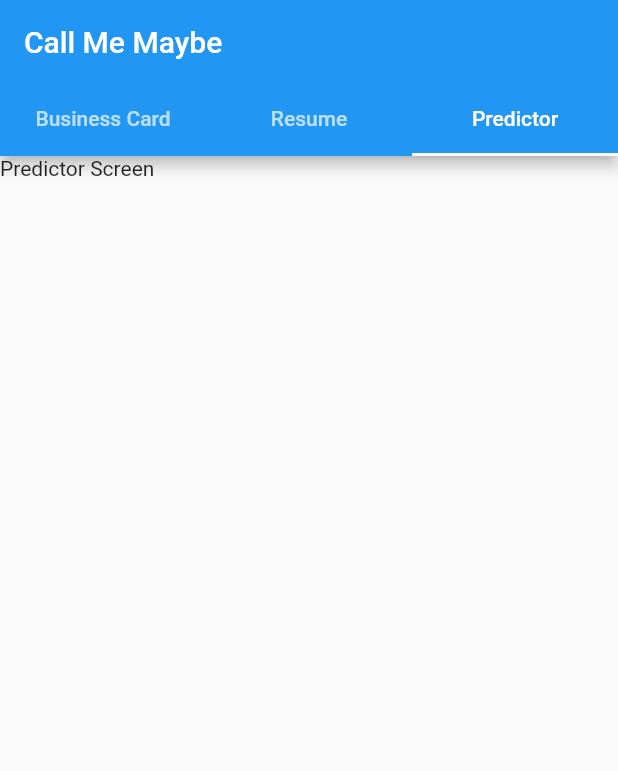
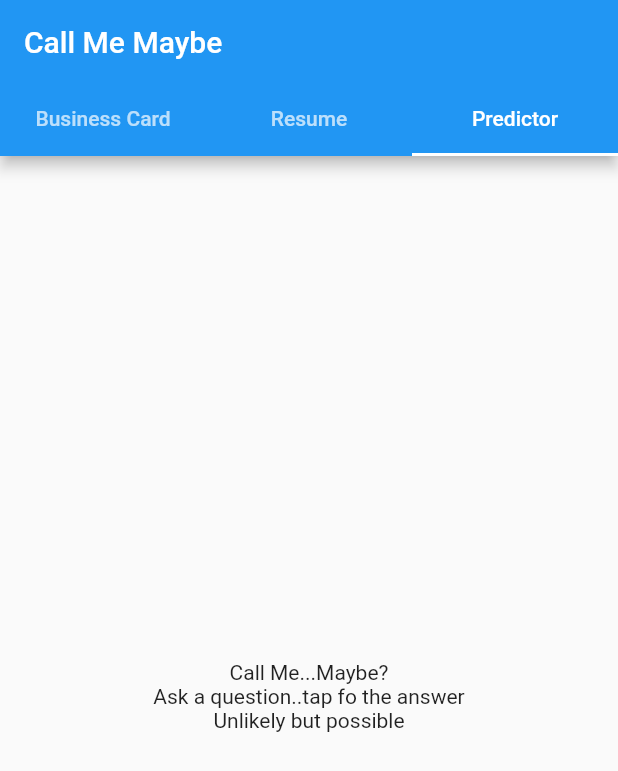
Before and after one commit to Schow94/Call-Me-Maybe, a Flutter app: the screen it shows after launch, tab 3 chosen, on a phone screen of 412 x 824 dp. Shown: the top 771 px of the screen. Run offline on Flutter 3.47's test engine with Material 2 defaults, Android fonts, the phone set to English and light mode, and no system bars.

Commit message:
Work on predictor screen

```diff
--- a/lib/screens/predictor_screen.dart
+++ b/lib/screens/predictor_screen.dart
@@ -1,12 +1,49 @@
 import 'package:flutter/material.dart';
+import 'dart:math';
 
-class Predictor extends StatelessWidget {
+class Predictor extends StatefulWidget {
   const Predictor({Key? key}) : super(key: key);
 
   @override
+  State<Predictor> createState() => _PredictorState();
+}
+
+class _PredictorState extends State<Predictor> {
+  var rand = Random().nextInt(4);
+
+  final textOptions = [
+    'Unlikely but possible',
+    "There's a chance",
+    "Umm I guess we'll have to wait and see",
+    "Only time will tell",
+    "I'm confident they will",
+    "Absolutely, 100%",
+    "I feel like they should, but don't take my word for it",
+    "If you believe it, it will happen"
+  ];
+
+  @override
   Widget build(BuildContext context) {
-    return Container(
-      child: const Text('Predictor Screen'),
+    String text = textOptions[rand];
+
+    return Column(
+      mainAxisAlignment: MainAxisAlignment.center,
+      children: [
+        Text('Call Me...Maybe?'),
+        GestureDetector(
+          onTap: clickBtn,
+          child: Text('Ask a question..tap fo the answer'),
+        ),
+        Text(text),
+      ],
     );
   }
+
+  void clickBtn() {
+    setState(() {
+      rand = Random().nextInt(textOptions.length);
+    });
+
+    print(rand);
+  }
 }
```
Also changed, not shown: 1 other file.
